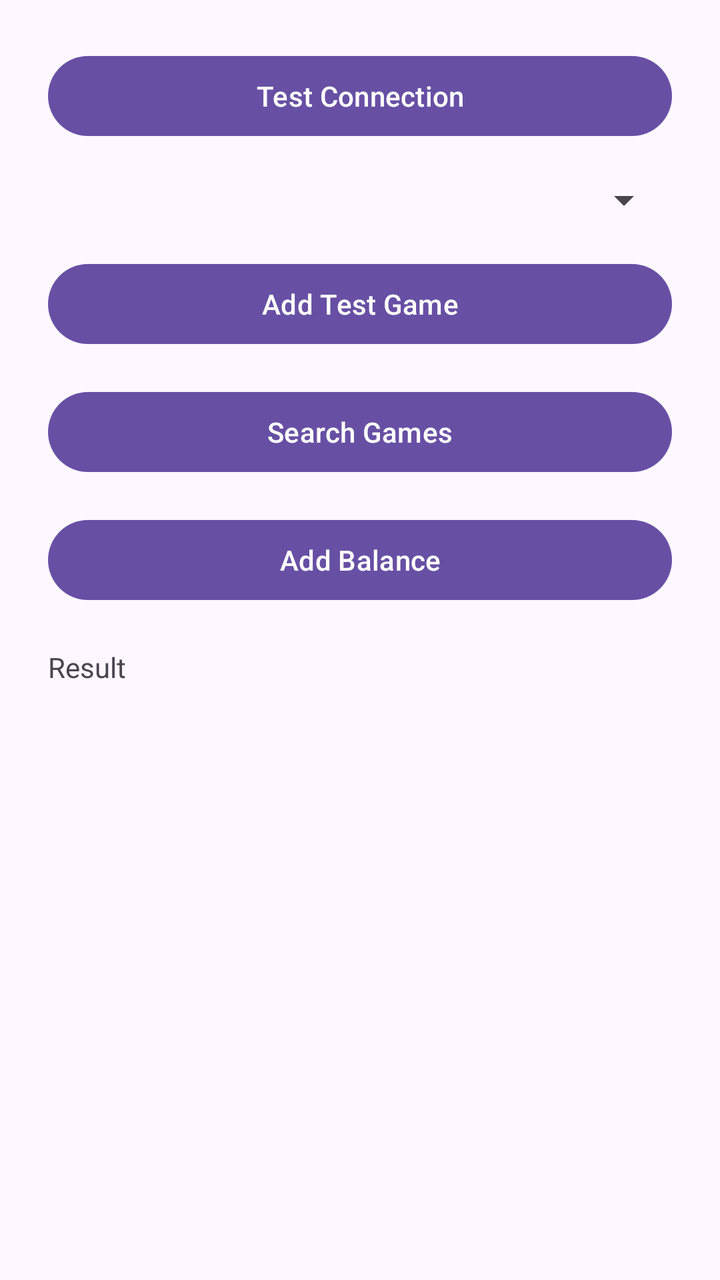
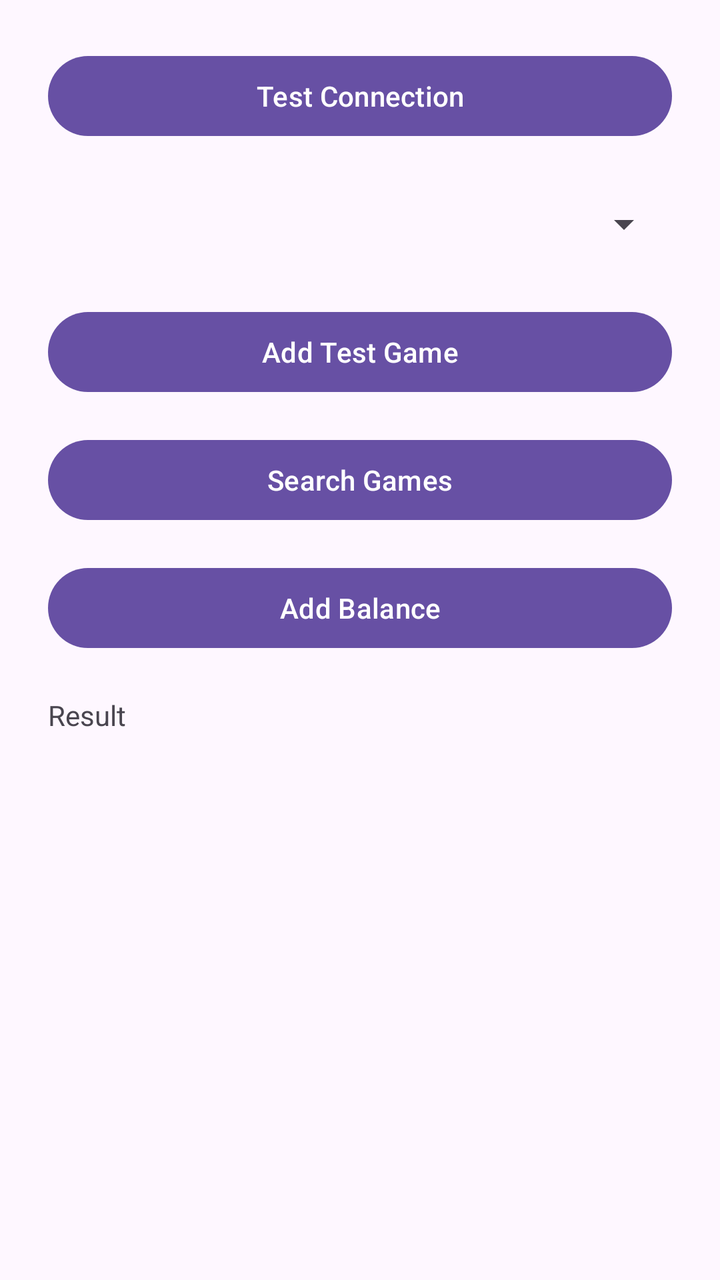

Before-and-after screenshots of an Android layout around one commit, followed by the original layout XML and the change that was made.
<!-- AndroidManifest.xml: application theme Theme.Android -->
<!-- res/layout/activity_main.xml -->
<LinearLayout xmlns:android="http://schemas.android.com/apk/res/android"
    android:layout_width="match_parent"
    android:layout_height="match_parent"
    android:orientation="vertical"
    android:padding="24dp">

    <Button
        android:id="@+id/testButton"
        android:layout_width="match_parent"
        android:layout_height="wrap_content"
        android:text="Test Connection" />
    <Spinner
        android:id="@+id/gameFileSpinner"
        android:layout_width="match_parent"
        android:layout_height="wrap_content"
        android:layout_marginTop="16dp" />

    <Button
        android:id="@+id/addGameButton"
        android:layout_width="match_parent"
        android:layout_height="wrap_content"
        android:layout_marginTop="16dp"
        android:text="Add Test Game" />


    <Button
        android:id="@+id/searchGamesButton"
        android:layout_width="match_parent"
        android:layout_height="wrap_content"
        android:layout_marginTop="16dp"
        android:text="Search Games" />

    <Button
        android:id="@+id/addBalanceButton"
        android:layout_width="match_parent"
        android:layout_height="wrap_content"
        android:layout_marginTop="16dp"
        android:text="Add Balance" />

    <TextView
        android:id="@+id/resultText"
        android:layout_width="match_parent"
        android:layout_height="wrap_content"
        android:paddingTop="20dp"
        android:text="Result" />

</LinearLayout>
<!-- resources referenced by this layout -->
<resources>
  <style name="Theme.Android" parent="Base.Theme.Android" />
  <style name="Base.Theme.Android" parent="Theme.Material3.DayNight.NoActionBar">
          
          
      </style>
</resources>

<!-- the commit's change to res/layout/activity_main.xml (unified diff, before → after) -->
@@ -9,11 +9,13 @@
         android:layout_width="match_parent"
         android:layout_height="wrap_content"
         android:text="Test Connection" />
+
     <Spinner
         android:id="@+id/gameFileSpinner"
         android:layout_width="match_parent"
         android:layout_height="wrap_content"
-        android:layout_marginTop="16dp" />
+        android:layout_marginTop="16dp"
+        android:minHeight="48dp" />
 
     <Button
         android:id="@+id/addGameButton"
